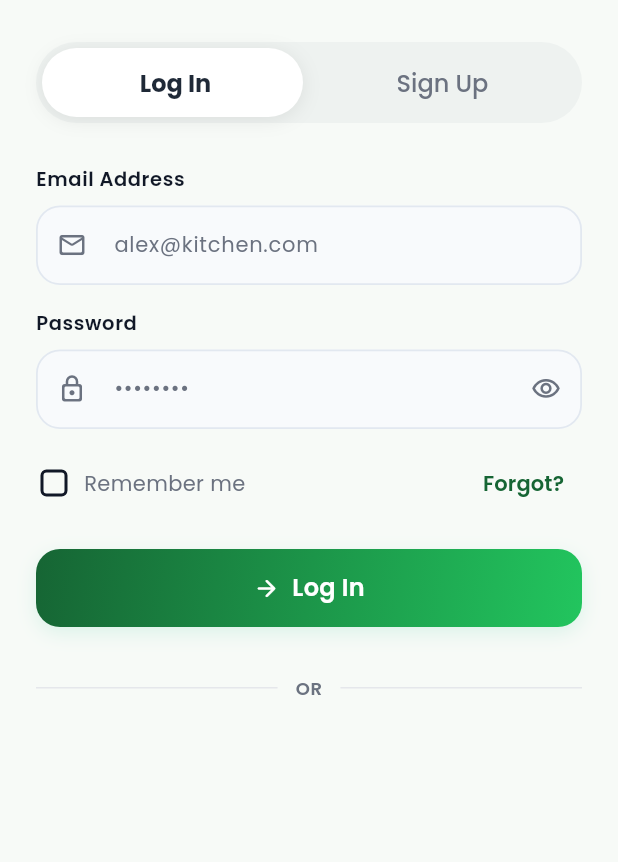
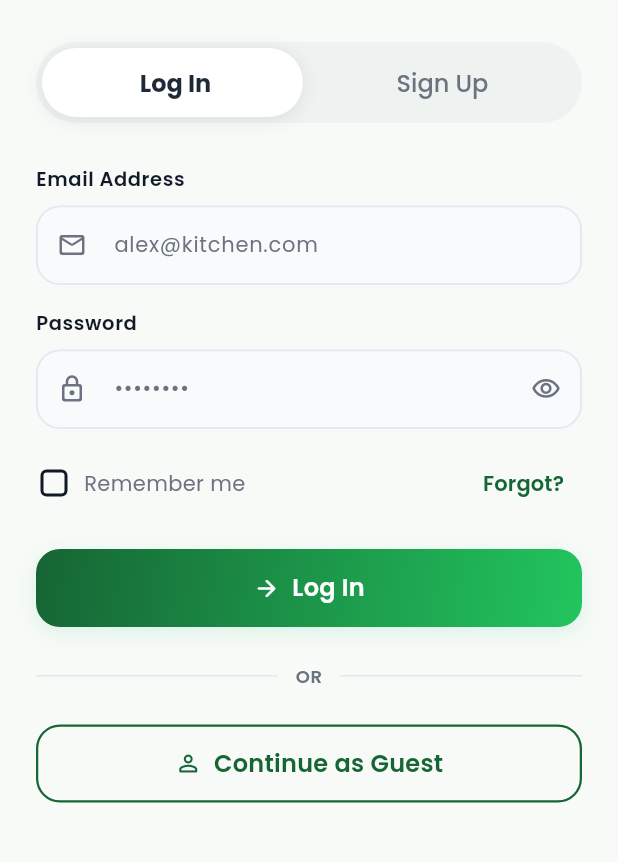
Before and after one commit to AanalChauhan7/shelf_chef, a Flutter app: the AuthScreen screen opened directly, on a phone screen of 412 x 824 dp, the part 180-1042 px from its top. Run offline on Flutter 3.47's test engine with Material 3 defaults, Android fonts, the phone set to English and light mode, and no system bars; our stand-ins replace cloud_firestore, equatable, firebase_auth, firebase_core, flutter_bloc, flutter_local_notifications and 7 more; missing offline and left inert: dart:html; accounts and stored records are empty.

Commit message:
Add guest mode option to auth, open recipe detail from home card, and remove image from cooking guide

```diff
--- a/lib/features/auth/screens/auth_screen.dart
+++ b/lib/features/auth/screens/auth_screen.dart
@@ -59,6 +59,17 @@ class _AuthScreenState extends State<AuthScreen> {
     Navigator.of(context).pushAndRemoveUntil(
       MaterialPageRoute(
         builder: (context) => DashboardScreen(userName: profile.fullName),
+      ),
+      (route) => false,
+    );
+  }
+
+  Future<void> _continueAsGuest() async {
+    await GuestStorageService.setGuestMode(true);
+    if (!mounted) return;
+    Navigator.of(context).pushAndRemoveUntil(
+      MaterialPageRoute(
+        builder: (context) => const DashboardScreen(userName: 'Guest Chef'),
       ),
       (route) => false,
     );
@@ -128,9 +139,11 @@ class _AuthScreenState extends State<AuthScreen> {
                       ),
                       const SizedBox(height: AppSizes.p28),
                       _buildFormSwitcher(),
-                      const SizedBox(height: AppSizes.p32),
+                      const SizedBox(height: AppSizes.p24),
                       _buildOrDivider(isDark),
-                      const SizedBox(height: AppSizes.p32),
+                      const SizedBox(height: AppSizes.p24),
+                      _buildContinueAsGuestButton(),
+                      const SizedBox(height: AppSizes.p24),
                     ],
                   ),
                 ),
@@ -237,4 +250,12 @@ class _AuthScreenState extends State<AuthScreen> {
       ],
     );
   }
+
+  Widget _buildContinueAsGuestButton() {
+    return AppButton.outline(
+      text: 'Continue as Guest',
+      icon: Icons.person_outline_rounded,
+      onPressed: _continueAsGuest,
+    );
+  }
 }
--- a/lib/features/dashboard/widgets/ai_recipe_card.dart
+++ b/lib/features/dashboard/widgets/ai_recipe_card.dart
@@ -32,6 +32,9 @@ class AiRecipeCard extends StatelessWidget {
       borderRadius: BorderRadius.circular(28),
       child: BackdropFilter(
         filter: ImageFilter.blur(sigmaX: 16, sigmaY: 16),
+        child: GestureDetector(
+          onTap: onStartCooking,
+          behavior: HitTestBehavior.opaque,
           child: Container(
             padding: const EdgeInsets.all(20),
             decoration: _cardDecoration(isDark, aiPurple),
@@ -68,6 +71,7 @@ class AiRecipeCard extends StatelessWidget {
                 ],
               );
             },
+          ),
         ),
       ),
     ),
--- a/lib/widgets/app_button.dart
+++ b/lib/widgets/app_button.dart
@@ -83,6 +83,25 @@ class AppButton extends StatelessWidget {
       isFullWidth: isFullWidth,
     );
   }
+
+  /// Factory constructor for Outline button
+  factory AppButton.outline({
+    required String text,
+    required VoidCallback? onPressed,
+    IconData? icon,
+    bool isLoading = false,
+    bool isFullWidth = true,
+  }) {
+    return AppButton(
+      text: text,
+      onPressed: onPressed,
+      variant: AppButtonVariant.outline,
+      icon: icon,
+      isLoading: isLoading,
+      isFullWidth: isFullWidth,
+    );
+  }
+
 
   @override
   Widget build(BuildContext context) {
```
Also changed, not shown: lib/features/dashboard/screens/dashboard_screen.dart (+29 -1 lines), lib/features/recipes/screens/cooking_guide_screen.dart (+131 -50 lines). Lines whose indentation alone changed are shown as unchanged.
